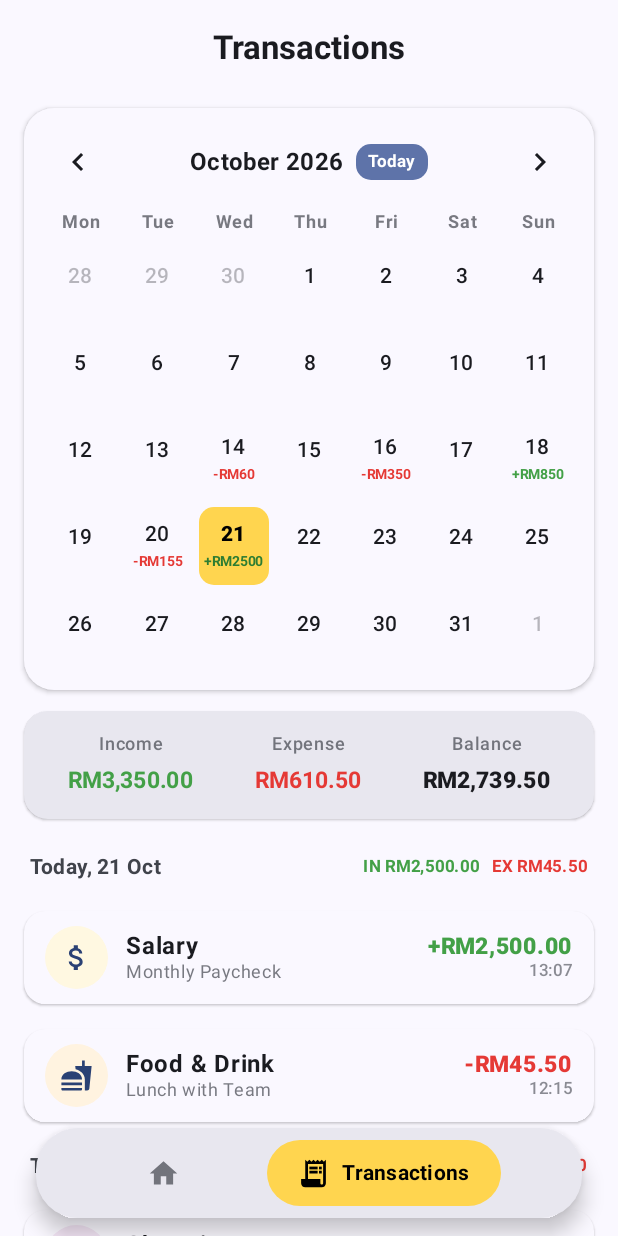
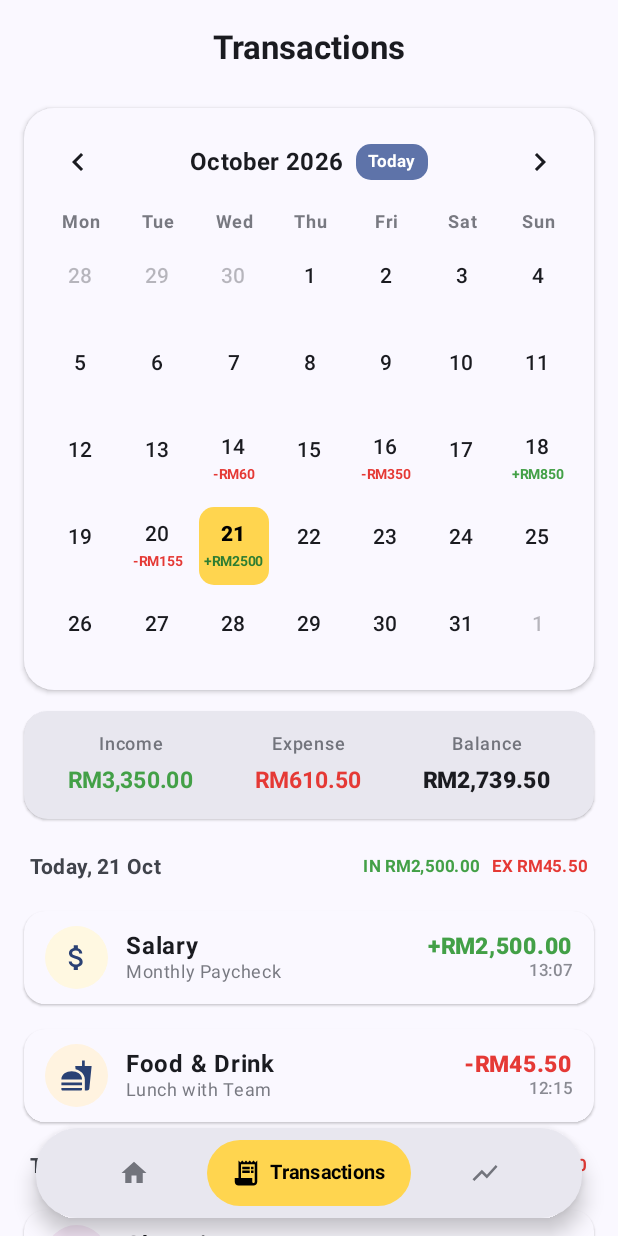
Before and after one commit to TitusBik/BudgetPulse, an Android app built with Jetpack Compose: the screen it shows after launch (MainActivity), on a phone screen of 412 x 824 dp. Run offline under Robolectric (Android 15) with nearby library versions, the phone set to English and light mode, and no system bars.

Commit message:
Add Budget tab to AppBottomNavigationBar

```diff
--- a/app/src/main/java/com/example/budgetpulse/ui/components/AppBottomNavigationBar.kt
+++ b/app/src/main/java/com/example/budgetpulse/ui/components/AppBottomNavigationBar.kt
@@ -16,6 +16,7 @@ import androidx.compose.foundation.shape.CircleShape
 import androidx.compose.foundation.shape.RoundedCornerShape
 import androidx.compose.material.icons.Icons
 import androidx.compose.material.icons.automirrored.filled.ReceiptLong
+import androidx.compose.material.icons.automirrored.filled.ShowChart
 import androidx.compose.material.icons.filled.Home
 import androidx.compose.material3.Icon
 import androidx.compose.material3.MaterialTheme
@@ -34,7 +35,8 @@ import androidx.compose.ui.unit.sp
 
 enum class NavTab {
     HOME,
-    TRANSACTIONS
+    TRANSACTIONS,
+    BUDGET
 }
 
 @Composable
@@ -62,7 +64,6 @@ fun AppBottomNavigationBar(
                 horizontalArrangement = Arrangement.SpaceEvenly,
                 verticalAlignment = Alignment.CenterVertically
             ) {
-                // Requirement 4: "Home" tab
                 NavItem(
                     label = "Home",
                     icon = Icons.Default.Home,
@@ -70,12 +71,18 @@ fun AppBottomNavigationBar(
                     onClick = { onTabSelected(NavTab.HOME) }
                 )
 
-                // Requirement 4: "Transactions" tab
                 NavItem(
                     label = "Transactions",
                     icon = Icons.AutoMirrored.Filled.ReceiptLong,
                     isSelected = currentTab == NavTab.TRANSACTIONS,
                     onClick = { onTabSelected(NavTab.TRANSACTIONS) }
+                )
+
+                NavItem(
+                    label = "Budget",
+                    icon = Icons.AutoMirrored.Filled.ShowChart,
+                    isSelected = currentTab == NavTab.BUDGET,
+                    onClick = { onTabSelected(NavTab.BUDGET) }
                 )
             }
         }
@@ -89,7 +96,6 @@ private fun NavItem(
     isSelected: Boolean,
     onClick: () -> Unit
 ) {
-    // Requirement 4: Distinctive yellow background shape around icon and text when active
     val pillBackgroundColor by animateColorAsState(
         targetValue = if (isSelected) Color(0xFFFFD54F) else Color.Transparent,
         animationSpec = tween(300),
@@ -108,7 +114,7 @@ private fun NavItem(
             .clip(CircleShape)
             .background(pillBackgroundColor)
             .clickable { onClick() }
-            .padding(horizontal = 20.dp, vertical = 10.dp)
+            .padding(horizontal = 16.dp, vertical = 10.dp)
     ) {
         Row(
             verticalAlignment = Alignment.CenterVertically,
@@ -118,15 +124,15 @@ private fun NavItem(
                 imageVector = icon,
                 contentDescription = label,
                 tint = contentColor,
-                modifier = Modifier.size(22.dp)
+                modifier = Modifier.size(20.dp)
             )
 
             if (isSelected) {
-                Spacer(modifier = Modifier.width(8.dp))
+                Spacer(modifier = Modifier.width(6.dp))
 
                 Text(
                     text = label,
-                    style = MaterialTheme.typography.titleMedium.copy(fontSize = 14.sp),
+                    style = MaterialTheme.typography.titleMedium.copy(fontSize = 13.sp),
                     fontWeight = FontWeight.Bold,
                     color = contentColor
                 )
```
